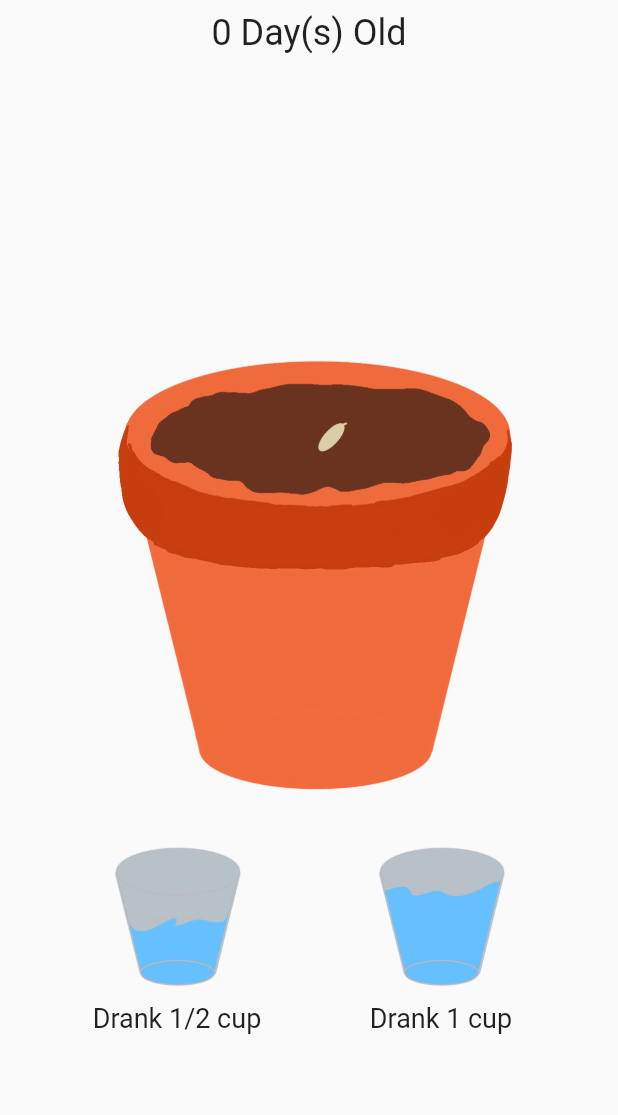
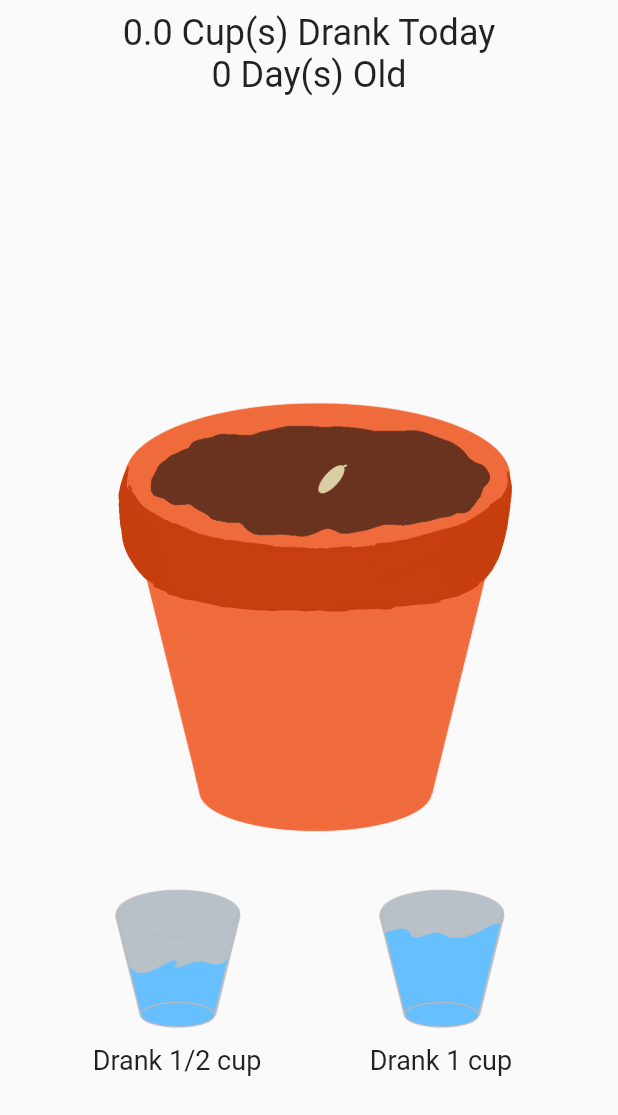
Before and after one commit to sharonm6/happy-home, a Flutter app: the WaterTrackerScreen widget shown alone on an empty page, opened directly with empty values, on a phone screen of 412 x 824 dp. Shown: the top 1115 px of the screen. Run offline on Flutter 3.47's test engine with Material 2 defaults, Android fonts, the phone set to English and light mode, and no system bars; our stand-ins replace cloud_firestore, firebase_auth, firebase_core, flutter_spinkit, pie_chart; accounts and stored records are empty; generated files the repository leaves out were written again.

Commit message:
add text for # of cups drank

```diff
--- a/lib/screens/home/water_tracker_screen.dart
+++ b/lib/screens/home/water_tracker_screen.dart
@@ -59,6 +59,12 @@ class _WaterTrackerScreenState extends State<WaterTrackerScreen> {
               SizedBox(height: 8),
               Center(
                 child: Text(
+                  "${_waterLog.cupsDrank} Cup(s) Drank Today",
+                  style: TextStyle(fontSize: 24),
+                ),
+              ),
+              Center(
+                child: Text(
                   "${_waterLog.numDaysOld} Day(s) Old",
                   style: TextStyle(fontSize: 24),
                 ),
```
